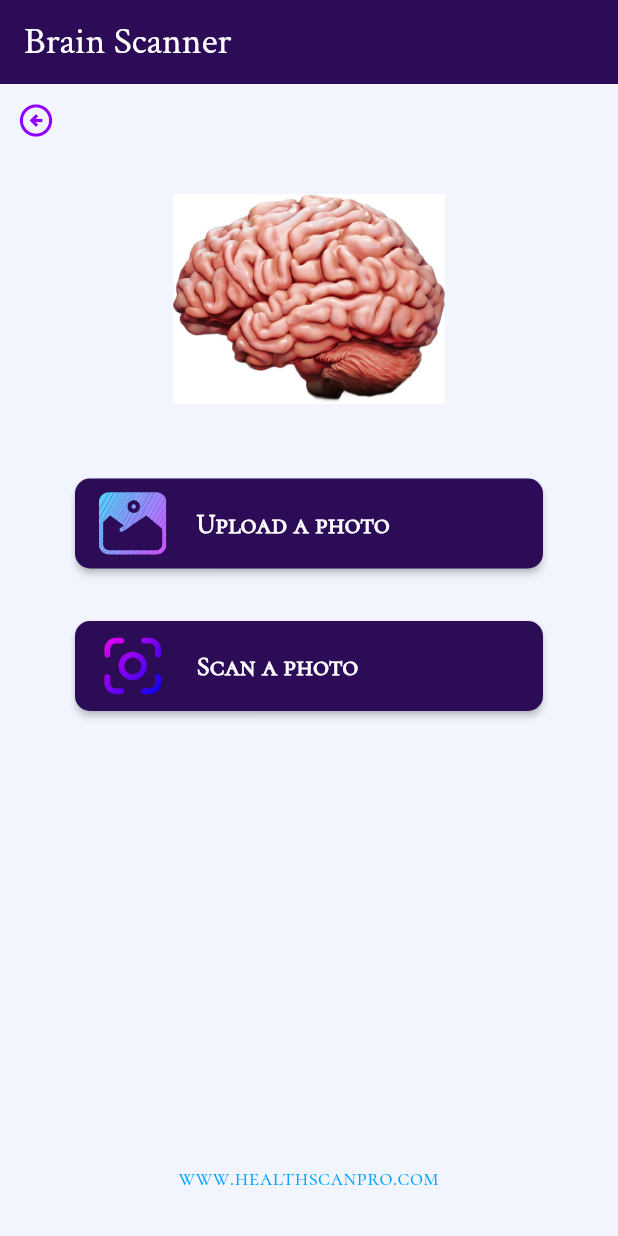
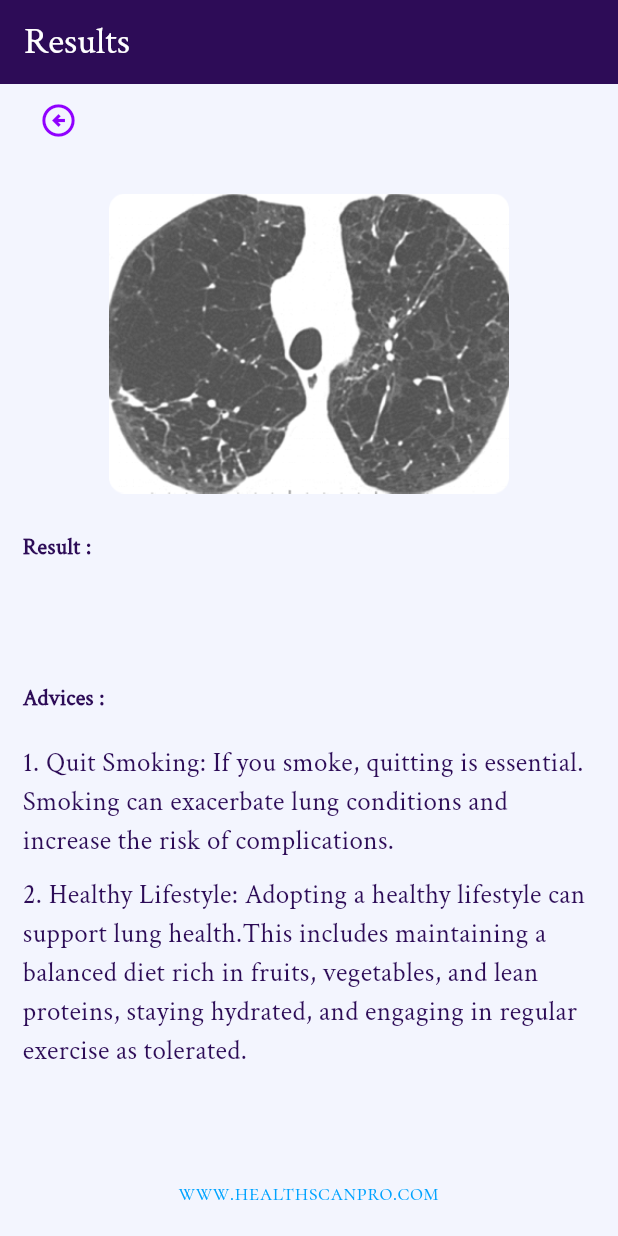
Before and after one commit to aliabdelnaby/health-scan-pro, a Flutter app: the BrainScreen screen opened by its route, after a tap on "Upload a photo", on a phone screen of 412 x 824 dp. Run offline on Flutter 3.47's test engine with Material 3 defaults, Android fonts, the phone set to English and light mode, and no system bars; our stand-ins replace flutter_svg, go_router.

Commit message:
Finish result UI

```diff
--- a/lib/core/router/app_router.dart
+++ b/lib/core/router/app_router.dart
@@ -3,6 +3,7 @@ import 'package:health_scan_pro/features/home/views/brain.dart';
 import 'package:health_scan_pro/features/home/views/covid_19.dart';
 import 'package:health_scan_pro/features/home/views/home_view.dart';
 import 'package:health_scan_pro/features/home/views/kidney.dart';
+import 'package:health_scan_pro/features/home/views/result.dart';
 import 'package:health_scan_pro/features/intro/views/intro.dart';
 
 final GoRouter router = GoRouter(
@@ -27,5 +28,9 @@ final GoRouter router = GoRouter(
       path: '/kidney',
       builder: ((context, state) => const KidneyScreen()),
     ),
+    GoRoute(
+      path: '/result',
+      builder: ((context, state) => const ResultScreen()),
+    ),
   ],
 );
--- a/lib/core/utils/assets.dart
+++ b/lib/core/utils/assets.dart
@@ -22,8 +22,8 @@ class Assets {
   static const String imagesIconLung = "assets/images/iconLung.svg";
 
   /// Assets for imagesImagesResult
-  /// assets/images/images_result.svg
-  static const String imagesImagesResult = "assets/images/images_result.svg";
+  /// assets/images/images_result.png
+  static const String imagesImagesResult = "assets/images/images_result.png";
 
   /// Assets for imagesIntroIcon
   /// assets/images/intro_icon.svg
--- a/lib/features/home/views/brain.dart
+++ b/lib/features/home/views/brain.dart
@@ -44,7 +44,9 @@ class BrainScreen extends StatelessWidget {
           ),
           const SizedBox(height: 50),
           CustomBtn(
-            onPressed: () {},
+            onPressed: () {
+              customNavigate(context, "/result");
+            },
             text: "Upload a photo",
             image: Assets.imagesUplaodimage,
           ),
--- a/lib/features/home/views/covid_19.dart
+++ b/lib/features/home/views/covid_19.dart
@@ -44,7 +44,9 @@ class Covid19Screen extends StatelessWidget {
           ),
           const SizedBox(height: 50),
           CustomBtn(
-            onPressed: () {},
+            onPressed: () {
+              customNavigate(context, "/result");
+            },
             text: "Upload a photo",
             image: Assets.imagesUplaodimage,
           ),
--- a/lib/features/home/views/kidney.dart
+++ b/lib/features/home/views/kidney.dart
@@ -44,7 +44,9 @@ class KidneyScreen extends StatelessWidget {
           ),
           const SizedBox(height: 50),
           CustomBtn(
-            onPressed: () {},
+            onPressed: () {
+              customNavigate(context, "/result");
+            },
             text: "Upload a photo",
             image: Assets.imagesUplaodimage,
           ),
--- /dev/null
+++ b/lib/features/home/views/result.dart
@@ -0,0 +1,104 @@
+import 'package:flutter/material.dart';
+import 'package:health_scan_pro/core/functions/navigation.dart';
+import 'package:health_scan_pro/core/utils/app_colors.dart';
+import 'package:health_scan_pro/core/utils/assets.dart';
+
+class ResultScreen extends StatelessWidget {
+  const ResultScreen({super.key});
+
+  @override
+  Widget build(BuildContext context) {
+    return Scaffold(
+      appBar: AppBar(
+        title: const Text(
+          "Results",
+          style: TextStyle(
+            fontSize: 25,
+            fontFamily: "Crimson Text",
+            color: Colors.white,
+            fontWeight: FontWeight.w400,
+          ),
+        ),
+        automaticallyImplyLeading: false,
+      ),
+      body: Padding(
+        padding: const EdgeInsets.symmetric(horizontal: 15),
+        child: ListView(
+          children: [
+            Align(
+              alignment: Alignment.topLeft,
+              child: IconButton(
+                onPressed: () {
+                  customPopNavigate(context);
+                },
+                icon: const Icon(
+                  Icons.arrow_circle_left_outlined,
+                  color: Color(0xff9000FF),
+                  size: 26,
+                ),
+              ),
+            ),
+            const SizedBox(height: 25),
+            Image.asset(
+              Assets.imagesImagesResult,
+              height: 200,
+              width: 300,
+            ),
+            const SizedBox(height: 25),
+            Text(
+              "Result :",
+              style: TextStyle(
+                fontFamily: "Crimson Text",
+                fontSize: 15,
+                fontWeight: FontWeight.w700,
+                color: AppColors.primaryColor,
+              ),
+            ),
+            const SizedBox(height: 80),
+            Text(
+              "Advices :",
+              style: TextStyle(
+                fontFamily: "Crimson Text",
+                fontSize: 15,
+                fontWeight: FontWeight.w700,
+                color: AppColors.primaryColor,
+              ),
+            ),
+            const SizedBox(height: 20),
+            Text(
+              "1. Quit Smoking: If you smoke, quitting is essential. Smoking can exacerbate lung conditions and increase the risk of complications.",
+              style: TextStyle(
+                fontFamily: "Crimson Text",
+                fontSize: 18,
+                fontWeight: FontWeight.w400,
+                color: AppColors.primaryColor,
+              ),
+            ),
+            const SizedBox(height: 10),
+            Text(
+              "2. Healthy Lifestyle: Adopting a healthy lifestyle can support lung health.This includes maintaining a balanced diet rich in fruits, vegetables, and lean proteins, staying hydrated, and engaging in regular exercise as tolerated.",
+              style: TextStyle(
+                fontFamily: "Crimson Text",
+                fontSize: 18,
+                fontWeight: FontWeight.w400,
+                color: AppColors.primaryColor,
+              ),
+            ),
+            const SizedBox(height: 70),
+            const Text(
+              "www.healthscanpro.com",
+              textAlign: TextAlign.center,
+              style: TextStyle(
+                fontFamily: "Cormorant SC",
+                fontSize: 15,
+                fontWeight: FontWeight.w400,
+                color: Color(0xff00A3FF),
+              ),
+            ),
+            const SizedBox(height: 10),
+          ],
+        ),
+      ),
+    );
+  }
+}
```
Also changed, not shown: assets/images/images_result.png (added), assets/images/images_result.svg (deleted).
